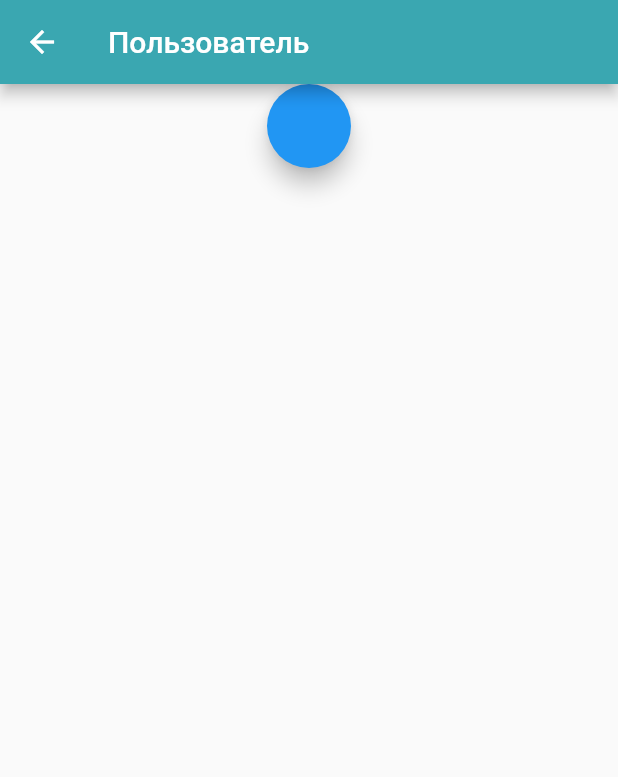
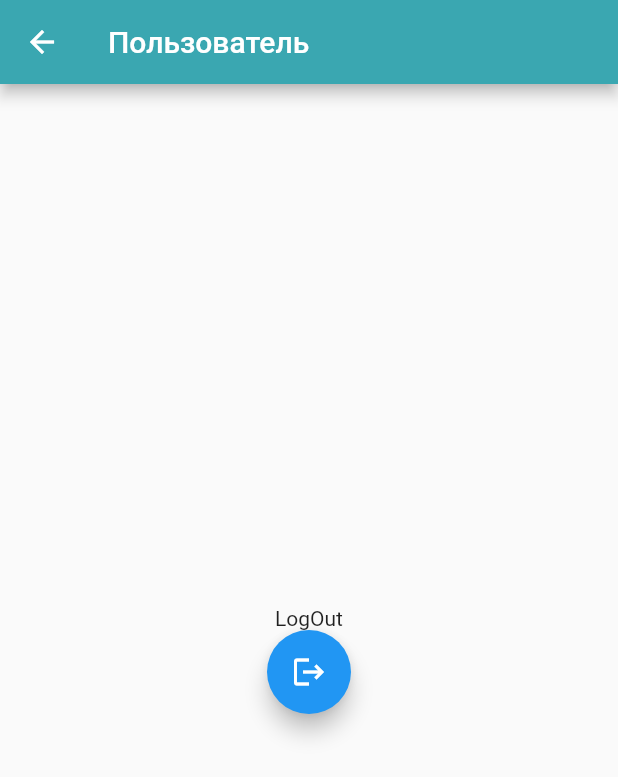
Before and after one commit to Rustam899/AllergOff, a Flutter app: the PersonWidget screen opened directly, on a phone screen of 412 x 824 dp. Shown: the top 777 px of the screen. Run offline on Flutter 3.47's test engine with Material 2 defaults, Android fonts, the phone set to English and light mode, and no system bars; our stand-ins replace firebase_auth, fluttertoast; missing offline and left inert: gradient_bottom_navigation_bar; accounts and stored records are empty.

```diff
--- a/lib/home/person.dart
+++ b/lib/home/person.dart
@@ -18,11 +18,14 @@ class _PersonState extends State<PersonWidget> {
       body: Container(
         alignment: Alignment.center,
         child: Column(
+          mainAxisAlignment: MainAxisAlignment.center,
           children: <Widget>[
+            Text('LogOut'),
             FloatingActionButton(
               onPressed: () {
                 AuthService().logOut();
               },
+              child: Icon(Icons.logout),
             ),
           ],
         ),
```
